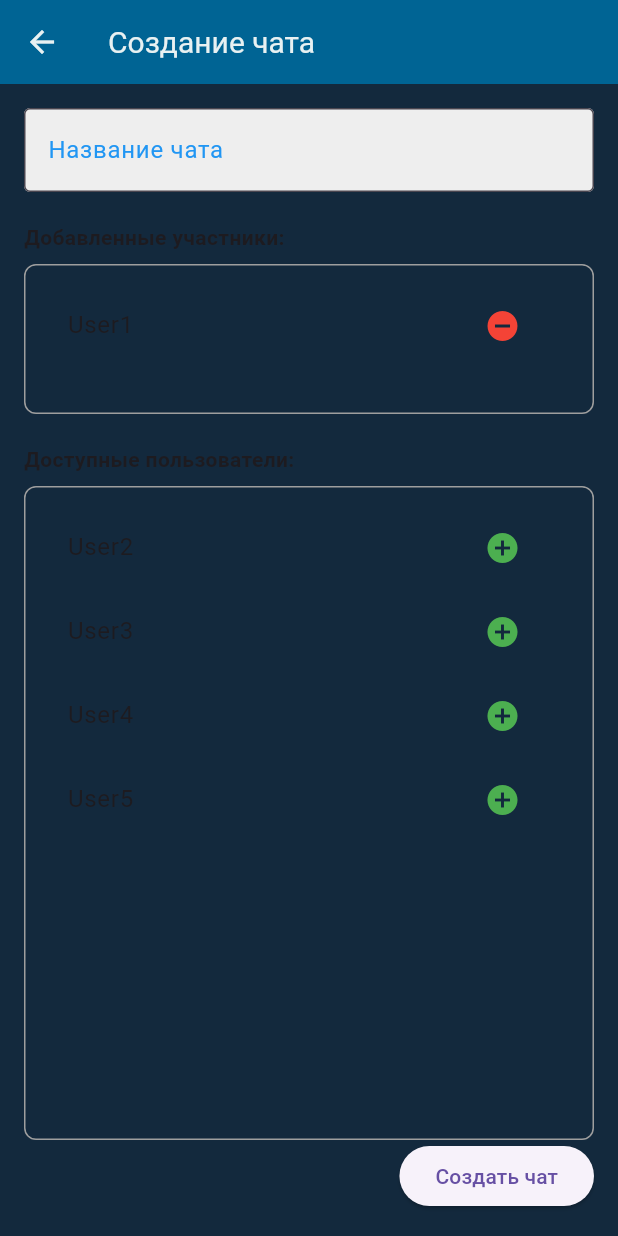
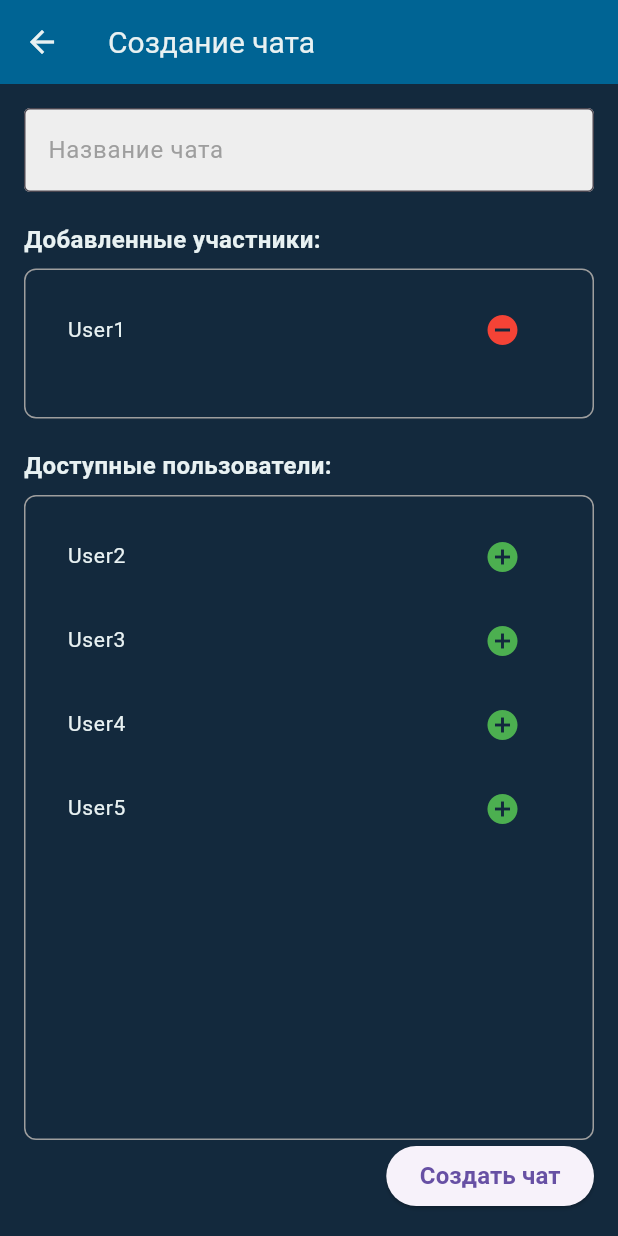
Before and after one commit to gatterD/smarttalk, a Flutter app: the ChatCreation screen opened by its route, after a tap on the "add circle" icon, on a phone screen of 412 x 824 dp. Run offline on Flutter 3.47's test engine with Material 3 defaults, Android fonts, the phone set to English and light mode, and no system bars; our stand-ins replace bloc, flutter_bloc, flutter_dotenv, flutter_slidable, shared_preferences; accounts and stored records are empty.

Commit message:
Changed style for chat creation screen.

```diff
--- a/lib/features/ChatCreationScreen/view/ChatCreationScreen.dart
+++ b/lib/features/ChatCreationScreen/view/ChatCreationScreen.dart
@@ -1,4 +1,5 @@
 import 'package:flutter/material.dart';
+import 'package:smarttalk/theme/theme.dart';
 
 class ChatCreation extends StatefulWidget {
   const ChatCreation({super.key});
@@ -36,17 +37,15 @@ class _ChatCreationState extends State<ChatCreation> {
             TextField(
               controller: _chatNameController,
               decoration: const InputDecoration(
-                labelText: 'Название чата',
+                hintText: 'Название чата',
                 border: OutlineInputBorder(),
               ),
             ),
 
             const SizedBox(height: 20),
-
-            // Зона добавленных пользователей
-            const Text(
+            Text(
               'Добавленные участники:',
-              style: TextStyle(fontWeight: FontWeight.bold),
+              style: theme.textTheme.labelLarge,
             ),
             const SizedBox(height: 8),
             Container(
@@ -57,12 +56,19 @@ class _ChatCreationState extends State<ChatCreation> {
               ),
               height: 100,
               child: _addedUsers.isEmpty
-                  ? const Center(child: Text('Пока никого нет'))
+                  ? Center(
+                      child: Text(
+                      'Пока никого нет',
+                      style: theme.textTheme.labelSmall,
+                    ))
                   : ListView.builder(
                       itemCount: _addedUsers.length,
                       itemBuilder: (context, index) {
                         return ListTile(
-                          title: Text(_addedUsers[index]),
+                          title: Text(
+                            _addedUsers[index],
+                            style: theme.textTheme.labelMedium,
+                          ),
                           trailing: IconButton(
                             icon: const Icon(Icons.remove_circle,
                                 color: Colors.red),
@@ -81,9 +87,9 @@ class _ChatCreationState extends State<ChatCreation> {
             const SizedBox(height: 20),
 
             // Зона доступных пользователей
-            const Text(
+            Text(
               'Доступные пользователи:',
-              style: TextStyle(fontWeight: FontWeight.bold),
+              style: theme.textTheme.labelLarge,
             ),
             const SizedBox(height: 8),
             Expanded(
@@ -97,7 +103,10 @@ class _ChatCreationState extends State<ChatCreation> {
                   itemCount: _availableUsers.length,
                   itemBuilder: (context, index) {
                     return ListTile(
-                      title: Text(_availableUsers[index]),
+                      title: Text(
+                        _availableUsers[index],
+                        style: theme.textTheme.labelMedium,
+                      ),
                       trailing: IconButton(
                         icon: const Icon(Icons.add_circle, color: Colors.green),
                         onPressed: () {
--- a/lib/theme/theme.dart
+++ b/lib/theme/theme.dart
@@ -10,7 +10,12 @@ final theme = ThemeData(
       )),
   buttonTheme: ButtonThemeData(),
   textTheme: TextTheme(
-      labelMedium: TextStyle(color: Color.fromRGBO(232, 241, 242, 1)),
+      labelLarge: TextStyle(
+          color: Color.fromRGBO(232, 241, 242, 1),
+          fontSize: 16,
+          fontWeight: FontWeight.bold),
+      labelMedium:
+          TextStyle(color: Color.fromRGBO(232, 241, 242, 1), fontSize: 14),
       labelSmall: TextStyle(
         color: Color.fromRGBO(232, 241, 242, 0.6),
         fontSize: 10,
```
